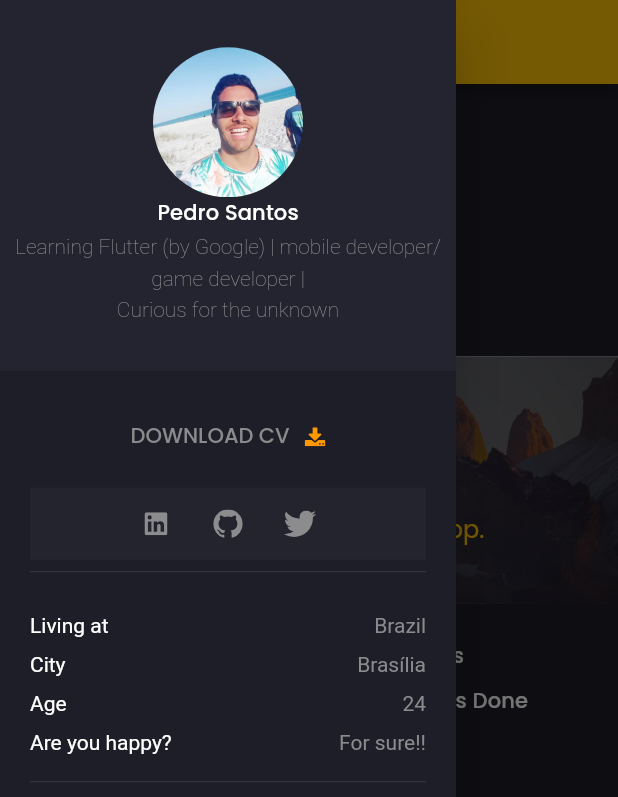
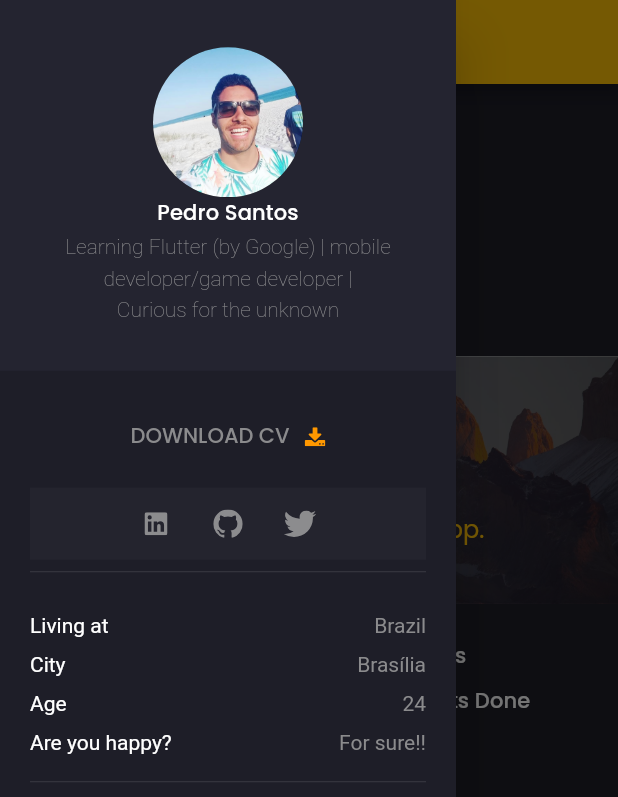
Before and after one commit to Pszione/flutter_responsive_website, a Flutter app: the screen it shows after launch, in the side drawer, after a tap on "DOWNLOAD CV", on a phone screen of 412 x 824 dp. Shown: the top 797 px of the screen. Run offline on Flutter 3.47's test engine with Material 2 defaults, Android fonts, the light colour scheme and no system bars; drawn by our look-alikes of animated_text_kit; our stand-ins replace flutter_svg, google_fonts.

Commit message:
Responsive Website - Fixes/Constant Padding names/Widgets separation

```diff
--- a/lib/components/animated_circular_progress_indicator.dart
+++ b/lib/components/animated_circular_progress_indicator.dart
@@ -41,7 +41,7 @@
             ),
           ),
         ),
-        const SizedBox(height: kDefaultPadding / 2),
+        const SizedBox(height: kHalfPadding),
         Text(
           title!,
           maxLines: 1,
--- a/lib/components/animated_linear_progress_indicator.dart
+++ b/lib/components/animated_linear_progress_indicator.dart
@@ -28,14 +28,12 @@
                   title!,
                   maxLines: 1,
                   overflow: TextOverflow.ellipsis,
-                  style: TextStyle(
-                    color: Colors.white,
-                  ),
+                  style: TextStyle(color: Colors.white),
                 ),
                 Text((value * 100).toInt().toString() + '%'),
               ],
             ),
-            const SizedBox(height: kDefaultPadding / 2),
+            const SizedBox(height: kHalfPadding),
             LinearProgressIndicator(
               //
               value: value,
--- a/lib/constants.dart
+++ b/lib/constants.dart
@@ -12,6 +12,12 @@
 const kTextHighHeightSpacing = 1.5;
 const kTextMediumHeightSpacing = 1.35;
 const kTextSmallHeightSpacing = 1.0;
+
+const kHugePadding = 33.0;
 const kDefaultPadding = 20.0;
+const kHalfPadding = kDefaultPadding / 2;
+const kMediumPadding = kDefaultPadding / 1.5;
+const kSmallPadding = kDefaultPadding / 3;
+const kMaxWebsiteWidth = 1440.0; // max width of our web
+
 const kDefaultDuration = Duration(milliseconds: 1000);
-const kMaxWebsiteWidth = 1440.0; // max width of our web
--- a/lib/main.dart
+++ b/lib/main.dart
@@ -25,11 +25,11 @@
         textTheme: GoogleFonts.poppinsTextTheme(Theme.of(context).textTheme)
             .apply(bodyColor: Colors.white)
             .copyWith(
-              bodyText1: TextStyle(color: kTextBodyColor),
-              bodyText2: TextStyle(color: kTextBodyColor),
+              bodyText1: const TextStyle(color: kTextBodyColor),
+              bodyText2: const TextStyle(color: kTextBodyColor),
             ),
       ),
-      home: HomeScreen(),
+      home: const HomeScreen(),
       // home: MainScreen(
       //   children: [
       //     FittedBox(
--- a/lib/screens/home/home_header_banner.dart
+++ b/lib/screens/home/home_header_banner.dart
@@ -24,8 +24,8 @@
           Padding(
             padding: EdgeInsets.symmetric(
                 horizontal: Responsive.isMobileLarge(context)
-                    ? kDefaultPadding / 2
-                    : kDefaultPadding * 1.5),
+                    ? kHalfPadding
+                    : kHugePadding),
             child: Column(
               crossAxisAlignment: CrossAxisAlignment.start,
               mainAxisAlignment: MainAxisAlignment.center,
@@ -45,8 +45,8 @@
                           height: kTextSmallHeightSpacing),
                 ),
                 if (Responsive.isMobileLarge(context))
-                  const SizedBox(height: kDefaultPadding / 1.5),
-                const SizedBox(height: kDefaultPadding / 2),
+                  const SizedBox(height: kMediumPadding),
+                const SizedBox(height: kHalfPadding),
                 const FlutterKnowledgeAnimatedText(),
                 const SizedBox(height: kDefaultPadding),
                 if (!Responsive.isMobileLarge(context))
@@ -56,12 +56,12 @@
                       // we expand the padding if space available
                       padding: Responsive.isDesktop(context)
                           ? const EdgeInsets.symmetric(
-                              horizontal: kDefaultPadding * 2,
+                              horizontal: kHugePadding,
                               vertical: kDefaultPadding,
                             )
                           : const EdgeInsets.symmetric(
                               horizontal: kDefaultPadding,
-                              vertical: kDefaultPadding / 3,
+                              vertical: kSmallPadding,
                             ),
                       backgroundColor: kPrimaryColor,
                     ),
@@ -70,7 +70,7 @@
                       style: const TextStyle(color: kDarkColor),
                     ),
                   ),
-                const SizedBox(height: kDefaultPadding / 3),
+                const SizedBox(height: kSmallPadding),
               ],
             ),
           ),
@@ -100,13 +100,13 @@
         children: [
           if (!Responsive.isMobileLarge(context)) const FlutterCodedText(),
           if (!Responsive.isMobileLarge(context))
-            const SizedBox(width: kDefaultPadding / 2),
+            const SizedBox(width: kHalfPadding),
           const Text('I build '),
           Responsive.isMobile(context)
               ? const Expanded(child: AnimatedText())
               : const AnimatedText(),
           if (!Responsive.isMobileLarge(context))
-            const SizedBox(width: kDefaultPadding / 2),
+            const SizedBox(width: kHalfPadding),
           if (!Responsive.isMobileLarge(context)) const FlutterCodedText(),
         ],
       ),
--- a/lib/screens/home/home_screen.dart
+++ b/lib/screens/home/home_screen.dart
@@ -18,7 +18,7 @@
         const HomeHeaderBanner(),
         // That's it for part I (above)
         Padding(
-          padding: const EdgeInsets.symmetric(horizontal: kDefaultPadding / 2),
+          padding: const EdgeInsets.symmetric(horizontal: kHalfPadding),
           child: Column(
             children: const [
               HighlightNumbersIndicators(),
--- a/lib/screens/home/user_info_highlights.dart
+++ b/lib/screens/home/user_info_highlights.dart
@@ -35,7 +35,7 @@
                     ],
                   ),
                 ),
-                const SizedBox(width: kDefaultPadding * 1.5),
+                const SizedBox(width: kHugePadding),
                 Expanded(
                   child: Column(
                     mainAxisAlignment: MainAxisAlignment.start,
@@ -99,7 +99,7 @@
     return Row(
       children: [
         counterText,
-        const SizedBox(width: kDefaultPadding / 2),
+        const SizedBox(width: kHalfPadding),
         Text(
           label!,
           style: Theme.of(context).textTheme.subtitle2,
--- a/lib/screens/home/user_recommendations_card.dart
+++ b/lib/screens/home/user_recommendations_card.dart
@@ -2,6 +2,7 @@
 import 'package:flutter_responsive_website/models/recommendation.dart';
 
 import '../../constants.dart';
+import '../../responsive.dart';
 
 class UserRecommendations extends StatelessWidget {
   const UserRecommendations({Key? key}) : super(key: key);
@@ -48,7 +49,8 @@
   @override
   Widget build(BuildContext context) {
     return Container(
-      width: 400,
+      constraints: const BoxConstraints(maxHeight: 230),
+      width: Responsive.isDesktop(context) ? 400 : 300,
       padding: const EdgeInsets.all(kDefaultPadding),
       color: kTertiaryColor,
       child: Column(
@@ -56,15 +58,21 @@
         children: [
           Text(
             recommendation.name!,
-            style: Theme.of(context).textTheme.subtitle2,
+            style: Theme.of(context).textTheme.subtitle1!,
           ),
-          Text(recommendation.source!),
+          Text(
+            recommendation.source!,
+            style:
+                Theme.of(context).textTheme.bodyText1!.copyWith(fontSize: 16),
+          ),
           const SizedBox(height: kDefaultPadding),
           Text(
             recommendation.text!,
-            maxLines: 4,
+            maxLines: 5,
             overflow: TextOverflow.ellipsis,
-            style: const TextStyle(height: kTextMediumHeightSpacing),
+            style: Theme.of(context).textTheme.bodyText2!.copyWith(
+                  height: kTextMediumHeightSpacing,
+                ),
           ),
         ],
       ),
--- a/lib/screens/main/side_menu_with_avatar.dart
+++ b/lib/screens/main/side_menu_with_avatar.dart
@@ -21,9 +21,54 @@
               child: SingleChildScrollView(
                 padding: const EdgeInsets.all(kDefaultPadding),
                 child: Column(
-                  children: [
-                    // SizedBox(height: kDefaultPadding / 2),
-                    TextButton(
+                  children: const [
+                    DownloadCurriculum(),
+                    SocialLinks(),
+                    Divider(),
+                    SizedBox(height: kDefaultPadding),
+                    UserBasicInfo(),
+                    SkillsIndicators(),
+                    SizedBox(height: kDefaultPadding),
+                    CodingIndicators(),
+                    KnowledgesIndicators(),
+                    SizedBox(height: kDefaultPadding),
+                  ],
+                ),
+              ),
+            )
+          ],
+        ),
+      ),
+    );
+  }
+}
+
+class UserBasicInfo extends StatelessWidget {
+  const UserBasicInfo({
+    Key? key,
+  }) : super(key: key);
+
+  @override
+  Widget build(BuildContext context) {
+    return Column(
+      children: const [
+        AreaInfoText(title: 'Living at', text: 'Brazil'),
+        AreaInfoText(title: 'City', text: 'Brasília'),
+        AreaInfoText(title: 'Age', text: '24'),
+        AreaInfoText(title: 'Are you happy?', text: 'For sure!!'),
+      ],
+    );
+  }
+}
+
+class DownloadCurriculum extends StatelessWidget {
+  const DownloadCurriculum({
+    Key? key,
+  }) : super(key: key);
+
+  @override
+  Widget build(BuildContext context) {
+    return TextButton(
       onPressed: () {},
       child: FittedBox(
         child: Row(
@@ -31,13 +76,10 @@
             Text(
               'DOWNLOAD CV',
               style: TextStyle(
-                                color: Theme.of(context)
-                                    .textTheme
-                                    .bodyText1!
-                                    .color!,
+                color: Theme.of(context).textTheme.bodyText1!.color!,
               ),
             ),
-                            const SizedBox(width: kDefaultPadding / 2),
+            const SizedBox(width: kHalfPadding),
             SvgPicture.asset(
               'assets/icons/download.svg',
               color: Colors.orange,
@@ -45,9 +87,21 @@
           ],
         ),
       ),
-                    ),
-                    Container(
-                      margin: const EdgeInsets.only(top: kDefaultPadding / 2),
+    );
+  }
+}
+
+class SocialLinks extends StatelessWidget {
+  const SocialLinks({
+    Key? key,
+  }) : super(key: key);
+
+  // TODO: make the links work
+
+  @override
+  Widget build(BuildContext context) {
+    return Container(
+      margin: const EdgeInsets.only(top: kHalfPadding),
       color: const Color(0xFF24242E),
       child: Row(
         // mainAxisAlignment: MainAxisAlignment.spaceAround,
@@ -73,25 +127,6 @@
           ),
           const Spacer(),
         ],
-                      ),
-                    ),
-                    const Divider(),
-                    const SizedBox(height: kDefaultPadding),
-                    AreaInfoText(title: 'Living at', text: 'Brazil'),
-                    AreaInfoText(title: 'City', text: 'Brasília'),
-                    AreaInfoText(title: 'Age', text: '24'),
-                    AreaInfoText(title: 'Are you happy?', text: 'For sure!!'),
-                    SkillsIndicators(),
-                    const SizedBox(height: kDefaultPadding),
-                    CodingIndicators(),
-                    KnowledgesIndicators(),
-                    const SizedBox(height: kDefaultPadding),
-                  ],
-                ),
-              ),
-            )
-          ],
-        ),
       ),
     );
   }
@@ -136,11 +171,11 @@
   @override
   Widget build(BuildContext context) {
     return Padding(
-      padding: const EdgeInsets.only(bottom: kDefaultPadding / 2),
+      padding: const EdgeInsets.only(bottom: kHalfPadding),
       child: Row(
         children: [
           SvgPicture.asset('assets/icons/check.svg', color: kPrimaryColor),
-          const SizedBox(width: kDefaultPadding / 2),
+          const SizedBox(width: kHalfPadding),
           Text(text),
         ],
       ),
@@ -163,7 +198,7 @@
           padding: const EdgeInsets.symmetric(vertical: kDefaultPadding),
           child: Text(
             'Coding Style',
-            style: Theme.of(context).textTheme.subtitle2,
+            style: Theme.of(context).textTheme.subtitle2!,
           ),
         ),
         Column(
@@ -192,7 +227,7 @@
           padding: const EdgeInsets.symmetric(vertical: kDefaultPadding),
           child: Text(
             'Skills',
-            style: Theme.of(context).textTheme.subtitle2,
+            style: Theme.of(context).textTheme.subtitle2!,
           ),
         ),
         Row(
@@ -203,17 +238,17 @@
               child: AnimatedCircularProgressIndicator(
                   title: 'Flutter', percentage: 35),
             ),
-            SizedBox(width: kDefaultPadding / 2),
+            SizedBox(width: kHalfPadding),
             Expanded(
               child: AnimatedCircularProgressIndicator(
                   title: 'Mobile Dev', percentage: 45),
             ),
-            SizedBox(width: kDefaultPadding / 2),
+            SizedBox(width: kHalfPadding),
             Expanded(
               child: AnimatedCircularProgressIndicator(
                   title: 'C#', percentage: 85),
             ),
-            SizedBox(width: kDefaultPadding / 2),
+            SizedBox(width: kHalfPadding),
             Expanded(
               child: AnimatedCircularProgressIndicator(
                   title: 'MongoDB NoSQL', percentage: 40),
@@ -237,15 +272,20 @@
   @override
   Widget build(BuildContext context) {
     return Padding(
-      padding: const EdgeInsets.only(bottom: kDefaultPadding / 2),
+      padding: const EdgeInsets.only(bottom: kHalfPadding),
       child: Row(
         mainAxisAlignment: MainAxisAlignment.spaceBetween,
         children: <Widget>[
           Text(
             title!,
+            maxLines: 1,
             style: TextStyle(color: Colors.white),
           ),
-          if (text != null) Text(text!)
+          if (text != null)
+            Text(
+              text!,
+              maxLines: 1,
+            ),
         ],
       ),
     );
--- a/lib/screens/main/user_info_with_avatar.dart
+++ b/lib/screens/main/user_info_with_avatar.dart
@@ -13,6 +13,8 @@
       aspectRatio: 1.23,
       child: Container(
         color: Color(0xFF242430),
+        child: Padding(
+          padding: const EdgeInsets.symmetric(horizontal: kDefaultPadding),
           child: Column(
             mainAxisAlignment: MainAxisAlignment.spaceAround,
             children: <Widget>[
@@ -25,6 +27,8 @@
               // const Spacer(),
               Text(
                 'Pedro Santos',
+                maxLines: 2,
+                textAlign: TextAlign.center,
                 style: Theme.of(context).textTheme.subtitle2,
               ),
               const Text(
@@ -39,6 +43,7 @@
             ],
           ),
         ),
+      ),
     );
   }
 }
```
Lines whose indentation alone changed are shown as unchanged.
